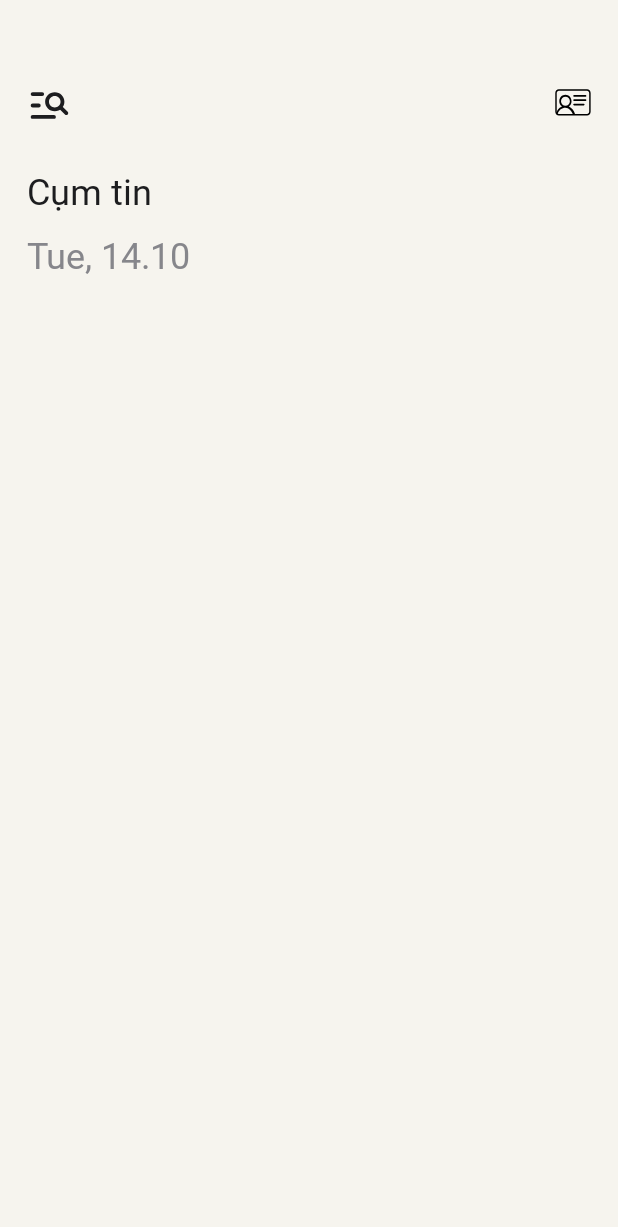
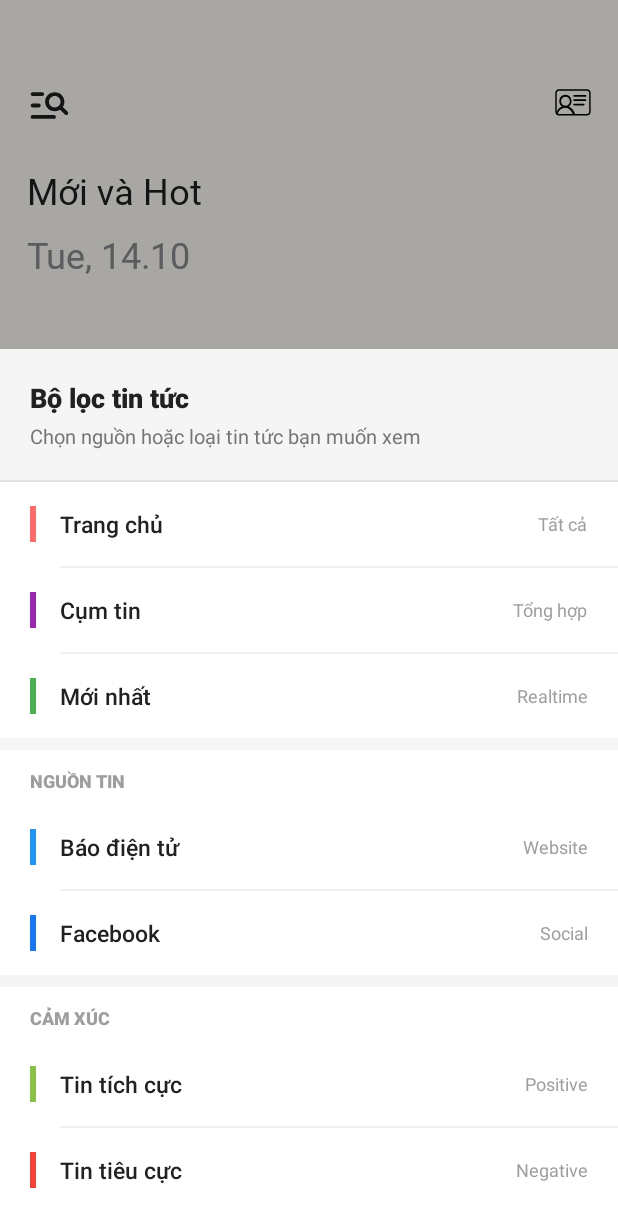
Before and after one commit to dmhung1508/NewsAI, an Android app: the screen it shows after launch once a user with an empty profile is signed in (MainActivity), after a tap on "Menu", on a phone screen of 412 x 824 dp. Shown: the top 1227 px of the screen. Run offline under Robolectric (Android 15) with nearby library versions, the phone set to English and light mode, and no system bars; our stand-ins replace Firebase (no records; nobody signed in at launch, a user with empty details on screens opened directly); pictures from the network do not load.

Commit message:
fix search, cluster view

```diff
--- a/app/src/main/java/com/example/newsai/ui/ClusterArticleAdapter.java
+++ b/app/src/main/java/com/example/newsai/ui/ClusterArticleAdapter.java
@@ -80,7 +80,7 @@ public class ClusterArticleAdapter extends RecyclerView.Adapter<ClusterArticleAd
 
         VH(@NonNull View v) {
             super(v);
-            tvRank = v.findViewById(R.id.tvRank);
+//            tvRank = v.findViewById(R.id.tvRank);
             tvArticleTitle = v.findViewById(R.id.tvArticleTitle);
             tvArticleText = v.findViewById(R.id.tvArticleText);
             tvSourceBadge = v.findViewById(R.id.tvSourceBadge);
--- /dev/null
+++ b/app/src/main/res/layout/bottom_sheet_filter.xml
@@ -0,0 +1,360 @@
+<?xml version="1.0" encoding="utf-8"?>
+<LinearLayout xmlns:android="http://schemas.android.com/apk/res/android"
+    xmlns:app="http://schemas.android.com/apk/res-auto"
+    android:layout_width="match_parent"
+    android:layout_height="wrap_content"
+    android:orientation="vertical"
+    android:padding="0dp"
+    android:background="@android:color/white">
+
+    <!-- Header -->
+    <LinearLayout
+        android:layout_width="match_parent"
+        android:layout_height="wrap_content"
+        android:orientation="vertical"
+        android:padding="20dp"
+        android:background="#F5F5F5">
+
+        <TextView
+            android:layout_width="match_parent"
+            android:layout_height="wrap_content"
+            android:text="Bộ lọc tin tức"
+            android:textSize="18sp"
+            android:textStyle="bold"
+            android:textColor="#212121"
+            android:fontFamily="sans-serif-medium" />
+
+        <TextView
+            android:layout_width="match_parent"
+            android:layout_height="wrap_content"
+            android:text="Chọn nguồn hoặc loại tin tức bạn muốn xem"
+            android:textSize="13sp"
+            android:textColor="#757575"
+            android:layout_marginTop="4dp" />
+    </LinearLayout>
+
+    <View
+        android:layout_width="match_parent"
+        android:layout_height="1dp"
+        android:background="#E0E0E0" />
+
+    <!-- Trang chủ -->
+    <LinearLayout
+        android:id="@+id/btnHome"
+        android:layout_width="match_parent"
+        android:layout_height="wrap_content"
+        android:orientation="horizontal"
+        android:paddingStart="20dp"
+        android:paddingEnd="20dp"
+        android:paddingTop="16dp"
+        android:paddingBottom="16dp"
+        android:background="?attr/selectableItemBackground"
+        android:gravity="center_vertical">
+
+        <View
+            android:layout_width="4dp"
+            android:layout_height="24dp"
+            android:background="#FF6B6B"
+            android:layout_marginEnd="16dp" />
+
+        <TextView
+            android:layout_width="0dp"
+            android:layout_height="wrap_content"
+            android:layout_weight="1"
+            android:text="Trang chủ"
+            android:textSize="15sp"
+            android:textColor="#212121"
+            android:fontFamily="sans-serif-medium" />
+
+        <TextView
+            android:layout_width="wrap_content"
+            android:layout_height="wrap_content"
+            android:text="Tất cả"
+            android:textSize="12sp"
+            android:textColor="#9E9E9E" />
+    </LinearLayout>
+
+    <View
+        android:layout_width="match_parent"
+        android:layout_height="1dp"
+        android:layout_marginStart="40dp"
+        android:background="#F0F0F0" />
+
+    <!-- Cụm tin -->
+    <LinearLayout
+        android:id="@+id/btnClusters"
+        android:layout_width="match_parent"
+        android:layout_height="wrap_content"
+        android:orientation="horizontal"
+        android:paddingStart="20dp"
+        android:paddingEnd="20dp"
+        android:paddingTop="16dp"
+        android:paddingBottom="16dp"
+        android:background="?attr/selectableItemBackground"
+        android:gravity="center_vertical">
+
+        <View
+            android:layout_width="4dp"
+            android:layout_height="24dp"
+            android:background="#9C27B0"
+            android:layout_marginEnd="16dp" />
+
+        <TextView
+            android:layout_width="0dp"
+            android:layout_height="wrap_content"
+            android:layout_weight="1"
+            android:text="Cụm tin"
+            android:textSize="15sp"
+            android:textColor="#212121"
+            android:fontFamily="sans-serif-medium" />
+
+        <TextView
+            android:layout_width="wrap_content"
+            android:layout_height="wrap_content"
+            android:text="Tổng hợp"
+            android:textSize="12sp"
+            android:textColor="#9E9E9E" />
+    </LinearLayout>
+
+    <View
+        android:layout_width="match_parent"
+        android:layout_height="1dp"
+        android:layout_marginStart="40dp"
+        android:background="#F0F0F0" />
+
+    <!-- Mới nhất -->
+    <LinearLayout
+        android:id="@+id/btnNewest"
+        android:layout_width="match_parent"
+        android:layout_height="wrap_content"
+        android:orientation="horizontal"
+        android:paddingStart="20dp"
+        android:paddingEnd="20dp"
+        android:paddingTop="16dp"
+        android:paddingBottom="16dp"
+        android:background="?attr/selectableItemBackground"
+        android:gravity="center_vertical">
+
+        <View
+            android:layout_width="4dp"
+            android:layout_height="24dp"
+            android:background="#4CAF50"
+            android:layout_marginEnd="16dp" />
+
+        <TextView
+            android:layout_width="0dp"
+            android:layout_height="wrap_content"
+            android:layout_weight="1"
+            android:text="Mới nhất"
+            android:textSize="15sp"
+            android:textColor="#212121"
+            android:fontFamily="sans-serif-medium" />
+
+        <TextView
+            android:layout_width="wrap_content"
+            android:layout_height="wrap_content"
+            android:text="Realtime"
+            android:textSize="12sp"
+            android:textColor="#9E9E9E" />
+    </LinearLayout>
+
+    <View
+        android:layout_width="match_parent"
+        android:layout_height="8dp"
+        android:background="#F5F5F5" />
+
+    <!-- Section: Nguồn tin -->
+    <TextView
+        android:layout_width="match_parent"
+        android:layout_height="wrap_content"
+        android:text="NGUỒN TIN"
+        android:textSize="12sp"
+        android:textColor="#9E9E9E"
+        android:textStyle="bold"
+        android:paddingStart="20dp"
+        android:paddingEnd="20dp"
+        android:paddingTop="12dp"
+        android:paddingBottom="8dp"
+        android:fontFamily="sans-serif-medium" />
+
+    <!-- Báo điện tử -->
+    <LinearLayout
+        android:id="@+id/btnWeb"
+        android:layout_width="match_parent"
+        android:layout_height="wrap_content"
+        android:orientation="horizontal"
+        android:paddingStart="20dp"
+        android:paddingEnd="20dp"
+        android:paddingTop="16dp"
+        android:paddingBottom="16dp"
+        android:background="?attr/selectableItemBackground"
+        android:gravity="center_vertical">
+
+        <View
+            android:layout_width="4dp"
+            android:layout_height="24dp"
+            android:background="#2196F3"
+            android:layout_marginEnd="16dp" />
+
+        <TextView
+            android:layout_width="0dp"
+            android:layout_height="wrap_content"
+            android:layout_weight="1"
+            android:text="Báo điện tử"
+            android:textSize="15sp"
+            android:textColor="#212121"
+            android:fontFamily="sans-serif-medium" />
+
+        <TextView
+            android:layout_width="wrap_content"
+            android:layout_height="wrap_content"
+            android:text="Website"
+            android:textSize="12sp"
+            android:textColor="#9E9E9E" />
+    </LinearLayout>
+
+    <View
+        android:layout_width="match_parent"
+        android:layout_height="1dp"
+        android:layout_marginStart="40dp"
+        android:background="#F0F0F0" />
+
+    <!-- Facebook -->
+    <LinearLayout
+        android:id="@+id/btnFacebook"
+        android:layout_width="match_parent"
+        android:layout_height="wrap_content"
+        android:orientation="horizontal"
+        android:paddingStart="20dp"
+        android:paddingEnd="20dp"
+        android:paddingTop="16dp"
+        android:paddingBottom="16dp"
+        android:background="?attr/selectableItemBackground"
+        android:gravity="center_vertical">
+
+        <View
+            android:layout_width="4dp"
+            android:layout_height="24dp"
+            android:background="#1877F2"
+            android:layout_marginEnd="16dp" />
+
+        <TextView
+            android:layout_width="0dp"
+            android:layout_height="wrap_content"
+            android:layout_weight="1"
+            android:text="Facebook"
+            android:textSize="15sp"
+            android:textColor="#212121"
+            android:fontFamily="sans-serif-medium" />
+
+        <TextView
+            android:layout_width="wrap_content"
+            android:layout_height="wrap_content"
+            android:text="Social"
+            android:textSize="12sp"
+            android:textColor="#9E9E9E" />
+    </LinearLayout>
+
+    <View
+        android:layout_width="match_parent"
+        android:layout_height="8dp"
+        android:background="#F5F5F5" />
+
+    <!-- Section: Cảm xúc -->
+    <TextView
+        android:layout_width="match_parent"
+        android:layout_height="wrap_content"
+        android:text="CẢM XÚC"
+        android:textSize="12sp"
+        android:textColor="#9E9E9E"
+        android:textStyle="bold"
+        android:paddingStart="20dp"
+        android:paddingEnd="20dp"
+        android:paddingTop="12dp"
+        android:paddingBottom="8dp"
+        android:fontFamily="sans-serif-medium" />
+
+    <!-- Tích cực -->
+    <LinearLayout
+        android:id="@+id/btnPositive"
+        android:layout_width="match_parent"
+        android:layout_height="wrap_content"
+        android:orientation="horizontal"
+        android:paddingStart="20dp"
+        android:paddingEnd="20dp"
+        android:paddingTop="16dp"
+        android:paddingBottom="16dp"
+        android:background="?attr/selectableItemBackground"
+        android:gravity="center_vertical">
+
+        <View
+            android:layout_width="4dp"
+            android:layout_height="24dp"
+            android:background="#8BC34A"
+            android:layout_marginEnd="16dp" />
+
+        <TextView
+            android:layout_width="0dp"
+            android:layout_height="wrap_content"
+            android:layout_weight="1"
+            android:text="Tin tích cực"
+            android:textSize="15sp"
+            android:textColor="#212121"
+            android:fontFamily="sans-serif-medium" />
+
+        <TextView
+            android:layout_width="wrap_content"
+            android:layout_height="wrap_content"
+            android:text="Positive"
+            android:textSize="12sp"
+            android:textColor="#9E9E9E" />
+    </LinearLayout>
+
+    <View
+        android:layout_width="match_parent"
+        android:layout_height="1dp"
+        android:layout_marginStart="40dp"
+        android:background="#F0F0F0" />
+
+    <!-- Tiêu cực -->
+    <LinearLayout
+        android:id="@+id/btnNegative"
+        android:layout_width="match_parent"
+        android:layout_height="wrap_content"
+        android:orientation="horizontal"
+        android:paddingStart="20dp"
+        android:paddingEnd="20dp"
+        android:paddingTop="16dp"
+        android:paddingBottom="16dp"
+        android:background="?attr/selectableItemBackground"
+        android:gravity="center_vertical">
+
+        <View
+            android:layout_width="4dp"
+            android:layout_height="24dp"
+            android:background="#F44336"
+            android:layout_marginEnd="16dp" />
+
+        <TextView
+            android:layout_width="0dp"
+            android:layout_height="wrap_content"
+            android:layout_weight="1"
+            android:text="Tin tiêu cực"
+            android:textSize="15sp"
+            android:textColor="#212121"
+            android:fontFamily="sans-serif-medium" />
+
+        <TextView
+            android:layout_width="wrap_content"
+            android:layout_height="wrap_content"
+            android:text="Negative"
+            android:textSize="12sp"
+            android:textColor="#9E9E9E" />
+    </LinearLayout>
+
+    <View
+        android:layout_width="match_parent"
+        android:layout_height="16dp"
+        android:background="@android:color/white" />
+
+</LinearLayout>
```
Also changed, not shown: app/src/main/java/com/example/newsai/ClusterDetailActivity.java (+30 -14 lines), app/src/main/java/com/example/newsai/MainActivity.java (+128 -3 lines), app/src/main/res/layout/item_cluster_article.xml (+33 -29 lines).
